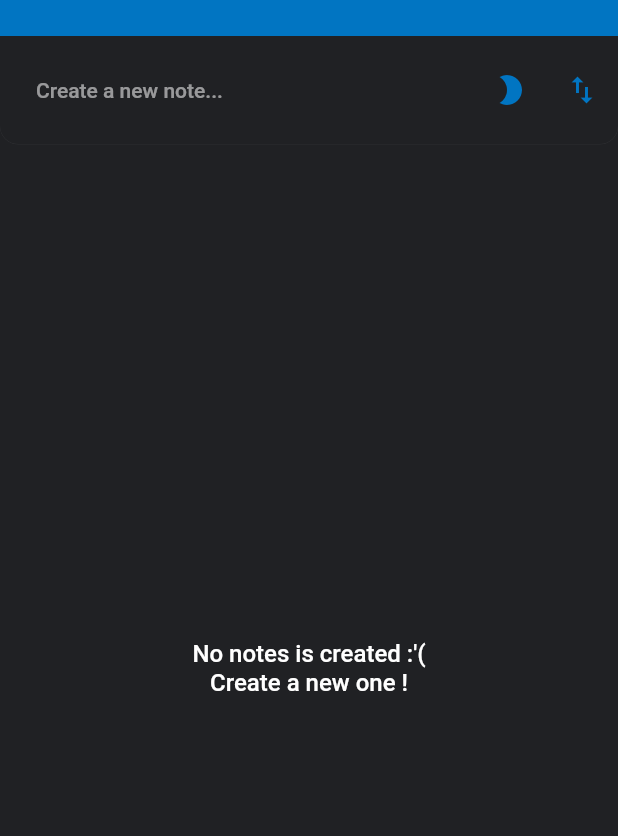
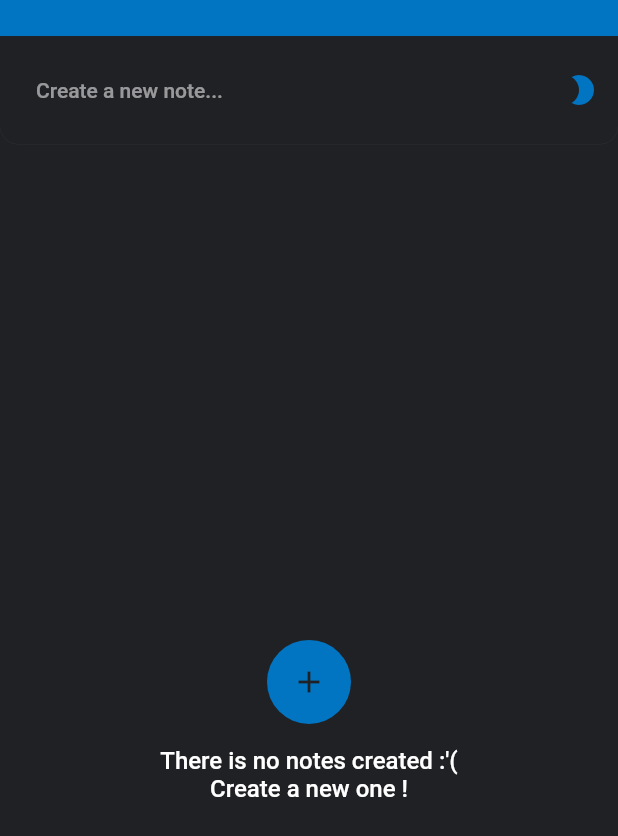
Before and after one commit to acoudray1/hupomnesis, a Flutter app: the screen it shows after launch, on a phone screen of 412 x 824 dp. Shown: the top 836 px of the screen. Run offline on Flutter 3.47's test engine with Material 2 defaults, Android fonts, the phone set to English and light mode, and no system bars; our stand-ins replace dynamic_theme, flutter_html, flutter_markdown, flutter_sticky_header, rxdart, sqflite; accounts and stored records are empty.

Commit message:
HUP-13 : Theme implementation for note view is done

```diff
--- a/lib/src/views/note_page/build_card.dart
+++ b/lib/src/views/note_page/build_card.dart
@@ -40,10 +40,10 @@ Widget buildCard(BuildContext context, int index, List<Note> notes, NoteSelectio
             _noteColor = Colors.red.shade300;
             break;
           case ColorSelected.NORMAL:
-            _noteColor = Colors.white;
+            _noteColor = Theme.of(context).backgroundColor;
             break;
           default:
-            _noteColor = Colors.white;
+            _noteColor = Theme.of(context).backgroundColor;
             break;
         }
 
@@ -74,7 +74,7 @@ Widget buildCard(BuildContext context, int index, List<Note> notes, NoteSelectio
                   ),
                   color: _noteColor,
                   child: InkWell(
-                    splashColor: Colors.pinkAccent.withAlpha(70),
+                    splashColor: Theme.of(context).accentColor,
                     // TODO(interactions): Implement actions
                     onTap: () => snapshot.data
                       ? noteSelectionBloc.handleNoteToggle(notes[index])
--- a/lib/src/views/note_page/build_empty_list_of_notes.dart
+++ b/lib/src/views/note_page/build_empty_list_of_notes.dart
@@ -1,15 +1,32 @@
 import 'package:flutter/material.dart';
+import 'package:hupomnesis/src/views/note_edition_page/note_edition_page.dart';
+import 'package:hupomnesis/src/views/note_page/note_page_root.dart';
 import 'package:hupomnesis/theme/style_texte.dart';
 
 class BuildEmptyListOfNotes extends StatelessWidget {
 
   @override
   Widget build(BuildContext context) {
+    final NotePageRoot notePageRoot = NotePageRoot.of(context);
 
     return Column(
       children: <Widget>[
         SizedBox(height: MediaQuery.of(context).size.height * 0.4),
-        Center(child: Text('No notes is created :\'(\nCreate a new one !', textAlign: TextAlign.center, style: Style.subtitleTextStyle.copyWith(color: Theme.of(context).brightness == Brightness.dark ? Colors.white : Colors.black,),)),
+        Center(
+          child: FloatingActionButton(
+            backgroundColor: Theme.of(context).buttonColor,
+            onPressed: () {
+              Navigator.of(context).push(MaterialPageRoute<NoteEditionPage>(
+                          builder: (BuildContext context) => NoteEditionPage(
+                            noteBloc: notePageRoot.noteBloc,
+                          )));
+            },
+            child: Icon(Icons.add, color: Theme.of(context).canvasColor,),
+            elevation: 0.0,
+          ),
+        ),
+        const SizedBox(height: 15,),
+        Center(child: Text('There is no notes created :\'(\nCreate a new one !', textAlign: TextAlign.center, style: Style.subtitleTextStyle.copyWith(color: Theme.of(context).brightness == Brightness.dark ? Colors.white : Colors.black,),)),
         // TODO(axelc): Add sad image
       ],
     );
--- a/lib/src/views/note_page/build_header.dart
+++ b/lib/src/views/note_page/build_header.dart
@@ -96,8 +96,6 @@ class BuildHeader extends StatelessWidget {
                     MaterialButton(
                       height: 72,
                       onPressed: () {
-                        // TODO(onPressed): Send to note creation page
-                        //notePageRoot.noteBloc.createNote('');
                         Navigator.of(context).push(MaterialPageRoute<NoteEditionPage>(
                           builder: (BuildContext context) => NoteEditionPage(
                             noteBloc: notePageRoot.noteBloc,
@@ -112,13 +110,6 @@ class BuildHeader extends StatelessWidget {
                           onPressed: () {
                             changeBrightness(context);
                             changeColor(context);
-                          },
-                        ),
-                        IconButton(
-                          icon: Icon(Icons.import_export, color: Theme.of(context).primaryColor,),
-                          onPressed: () {
-                            // TODO(onPressed): Implement import / export
-                            notePageRoot.noteBloc.deleteNote(note: notePageRoot.noteBloc.notes.last);
                           },
                         ),
                       ],
--- a/lib/src/views/note_page/build_sticky_header_grid.dart
+++ b/lib/src/views/note_page/build_sticky_header_grid.dart
@@ -31,10 +31,10 @@ class BuildStickyHeaderGrid extends StatelessWidget {
 
     return SliverStickyHeader(
       header: Container(
-        color: Colors.white,
+        color: Theme.of(context).backgroundColor,
         child: Padding(
           padding: const EdgeInsets.all(12.0),
-          child: Text(notes.isNotEmpty ? '$title' : '', style: Style.commonTextStyle.copyWith(fontWeight: FontWeight.w500)),
+          child: Text(notes.isNotEmpty ? '$title' : '', style: Style.commonTextStyle.copyWith(fontWeight: FontWeight.w500, color: Theme.of(context).brightness == Brightness.dark ? Colors.white : Colors.black)),
         ),
       ),
       sliver: SliverStaggeredGrid.countBuilder(
```
